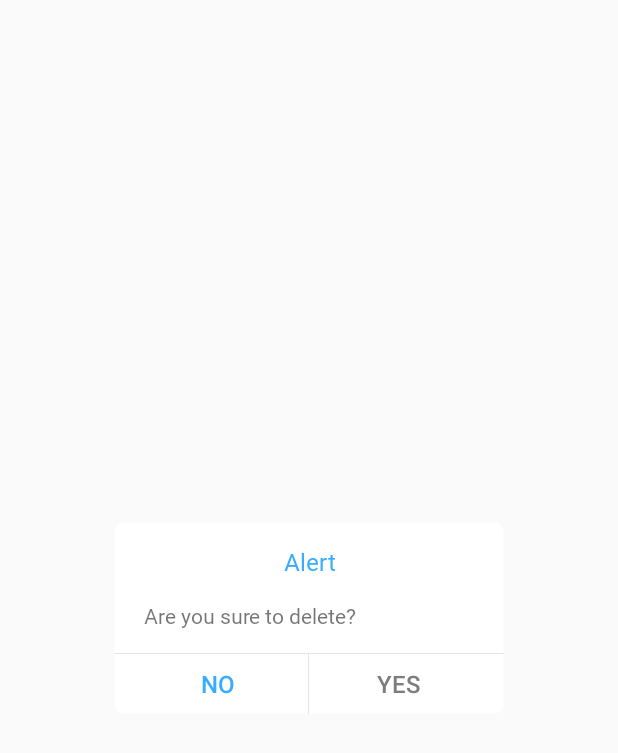
After one commit to Array-ray/Xville, an Android app: the layout dialog_delete_confirm.xml on its own in the app's theme, with its tools: preview values and no code run, on a phone screen of 412 x 824 dp. The commit adds this screen. Shown: the top 753 px of the screen. Run offline under Robolectric (Android 15) with nearby library versions, the phone set to English and light mode, and no system bars; Roboto replaces fonts that are not available here.

Commit message:
mefragment: swipte and delete

```diff
--- /dev/null
+++ b/app/src/main/res/drawable-hdpi/dialog_delete_confirm_background.xml
@@ -0,0 +1,11 @@
+<?xml version="1.0" encoding="utf-8"?>
+<shape xmlns:android="http://schemas.android.com/apk/res/android">
+
+    <solid android:color="#ffffff" />
+    <stroke
+        android:width="0.8dp"
+        android:color="@android:color/transparent" />
+
+    <corners android:radius="6dp" />
+
+</shape>
--- /dev/null
+++ b/app/src/main/res/layout/dialog_delete_confirm.xml
@@ -0,0 +1,80 @@
+<?xml version="1.0" encoding="utf-8"?>
+<RelativeLayout xmlns:android="http://schemas.android.com/apk/res/android"
+    android:layout_width="match_parent"
+    android:layout_height="match_parent"
+    android:background="@android:color/transparent"
+    android:id="@+id/layout_delete_dialog">
+
+    <LinearLayout
+
+        android:layout_width="260dp"
+        android:layout_height="wrap_content"
+        android:layout_centerInParent="true"
+        android:background="@drawable/dialog_delete_confirm_background"
+        android:orientation="vertical">
+
+        <TextView
+            android:id="@+id/delete_dialog_title"
+            android:layout_width="wrap_content"
+            android:layout_height="wrap_content"
+            android:layout_gravity="center"
+            android:layout_margin="15dp"
+            android:gravity="center"
+            android:text="Alert"
+            android:textColor="#38ADFF"
+            android:textSize="16sp" />
+
+        <TextView
+            android:id="@+id/delete_dialog_message"
+            android:layout_width="wrap_content"
+            android:layout_height="wrap_content"
+            android:layout_marginLeft="20dp"
+            android:layout_marginRight="20dp"
+            android:text="Are you sure to delete?" />
+
+        <View
+            android:layout_width="match_parent"
+            android:layout_height="1px"
+            android:layout_marginTop="15dp"
+            android:background="#E4E4E4" />
+
+        <LinearLayout
+            android:layout_width="match_parent"
+            android:layout_height="40dp"
+            android:orientation="horizontal">
+
+            <Button
+                android:id="@+id/delete_dialog_btn_no"
+                android:layout_width="0dp"
+                android:layout_height="match_parent"
+                android:layout_marginLeft="10dp"
+                android:layout_weight="1"
+                android:background="@null"
+                android:gravity="center"
+                android:singleLine="true"
+                android:text="No"
+                android:textColor="#38ADFF"
+                android:textSize="16sp" />
+
+
+            <View
+                android:layout_width="1px"
+                android:layout_height="match_parent"
+                android:background="#E4E4E4" />
+
+            <Button
+                android:id="@+id/delete_dialog_btn_yes"
+                android:layout_width="0dp"
+                android:layout_height="match_parent"
+                android:layout_marginRight="10dp"
+                android:layout_weight="1"
+                android:background="@null"
+                android:gravity="center"
+                android:singleLine="true"
+                android:text="Yes"
+                android:textColor="#7D7D7D"
+                android:textSize="16sp" />
+        </LinearLayout>
+    </LinearLayout>
+
+</RelativeLayout>
```
Also changed, not shown: app/src/main/java/com/example/xville_v1/fragment/MeFragment.java (+61 -12 lines), app/src/main/java/com/example/xville_v1/util/DeleteDialog.java (added, +134 -0 lines), app/src/main/res/values/strings.xml (+11 -0 lines).
